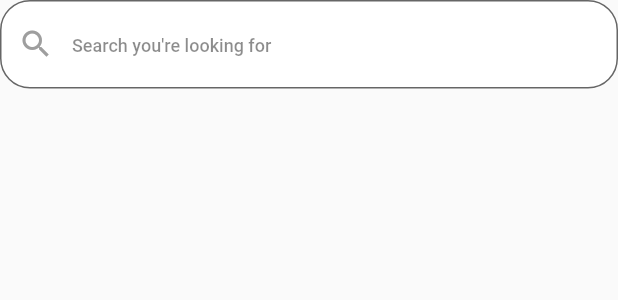
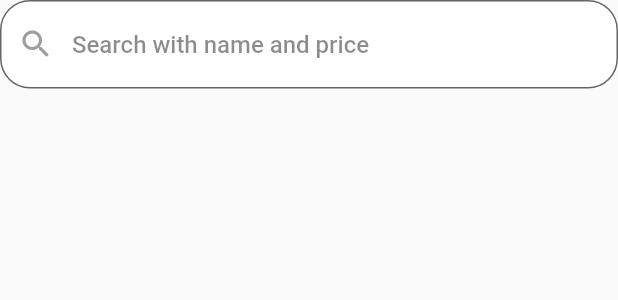
Before and after one commit to Eng-bodour/shop, a Flutter app: the SearchFormText widget shown alone on an empty page, opened directly, on a phone screen of 412 x 824 dp. Shown: the top 300 px of the screen. Run offline on Flutter 3.47's test engine with Material 2 defaults, Android fonts, the phone set to English and light mode, and no system bars; our stand-ins replace badges, carousel_slider, firebase_auth, firebase_core, flutter_rating_bar, get and 5 more; accounts and stored records are empty; network calls fail.

Commit message:
logic for search bar

```diff
--- a/lib/view/screens/home_screen.dart
+++ b/lib/view/screens/home_screen.dart
@@ -47,7 +47,7 @@ class HomeScreen extends StatelessWidget {
                   const SizedBox(
                     height: 20,
                   ),
-                  const SearchFormText(),
+                  SearchFormText(),
                 ],
               ),
             ),
--- a/lib/view/widgets/home/search_form_text.dart
+++ b/lib/view/widgets/home/search_form_text.dart
@@ -1,23 +1,47 @@
 import 'package:flutter/material.dart';
+import 'package:get/get.dart';
+import 'package:shop/logic/controller/product_controller.dart';
 
 class SearchFormText extends StatelessWidget {
-  const SearchFormText({Key? key}) : super(key: key);
+  SearchFormText({Key? key}) : super(key: key);
+
+// for arrive to TextEditingControoler,
+  final controller = Get.find<ProductController>();
 
   @override
   Widget build(BuildContext context) {
-    return TextFormField(
+    return GetBuilder<ProductController>(
+      builder: (controller) => TextField(
+        controller: controller.searchEditController,
         cursorColor: Colors.black,
         keyboardType: TextInputType.text,
+        onChanged: (searchName) {
+          controller.addSearchToList(searchName);
+        },
         decoration: InputDecoration(
           fillColor: Colors.white,
           focusColor: Colors.red,
           filled: true,
-        hintText: 'Search you\'re looking for',
+          hintText: 'Search with name and price',
           hintStyle: const TextStyle(
-            color: Colors.black45, fontSize: 12, fontWeight: FontWeight.w500),
+            color: Colors.black45,
+            fontSize: 16,
+            fontWeight: FontWeight.w500,
+          ),
           prefixIcon: const Icon(
             Icons.search,
             color: Colors.grey,
+          ),
+          suffixIcon: controller.searchEditController.text.isEmpty
+              ? null
+              : IconButton(
+                  onPressed: () {
+                    controller.clearSearch();
+                  },
+                  icon: const Icon(
+                    Icons.close,
+                    color: Colors.black,
+                  ),
                 ),
           border: OutlineInputBorder(
               borderRadius: BorderRadius.circular(20),
@@ -32,6 +56,7 @@ class SearchFormText extends StatelessWidget {
               borderRadius: BorderRadius.circular(20),
               borderSide: const BorderSide(color: Colors.white)),
         ),
+      ),
     );
   }
 }
--- a/pubspec.yaml
+++ b/pubspec.yaml
@@ -95,6 +95,8 @@ flutter:
      - assets/images/shop.png
      - assets/images/user.png
      - assets/images/facebook.png
+     - assets/images/search_empry_light.png
+     - assets/images/search_empty_dark.png
 
 
 
```
Also changed, not shown: lib/logic/controller/product_controller.dart (+23 -1 lines), lib/view/widgets/home/card_item.dart (+24 -4 lines). Lines whose indentation alone changed are shown as unchanged.
